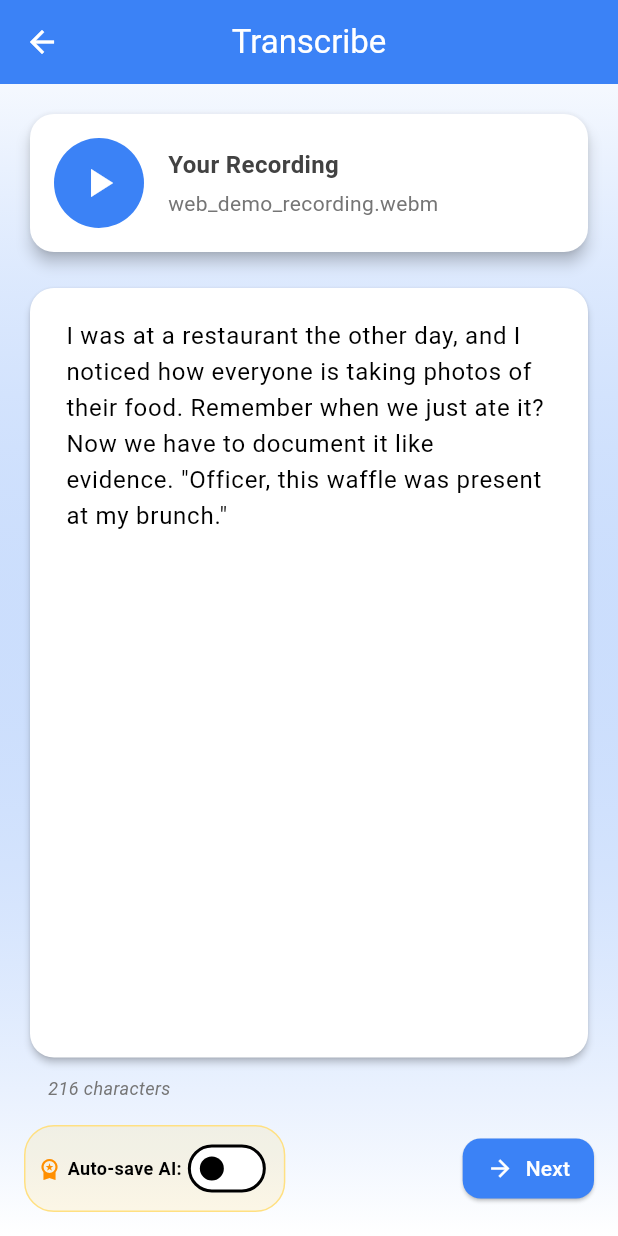
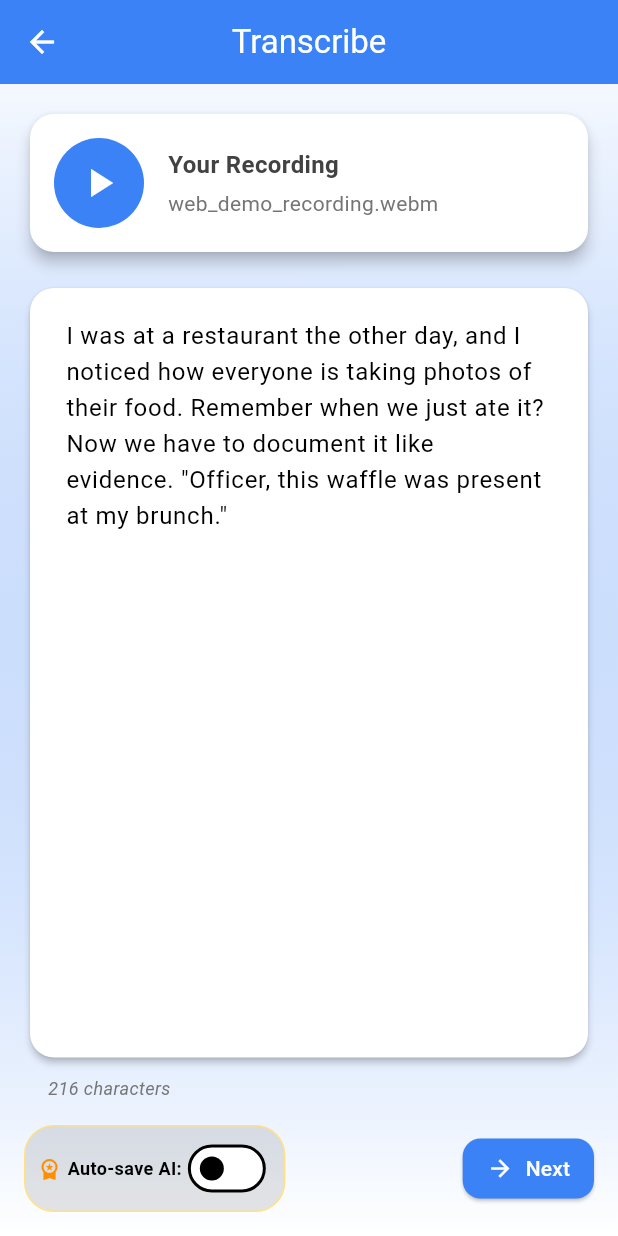
Before and after one commit to VyasSathya/ComedyAssistant, a Flutter app: the TranscribePage screen opened directly, on a phone screen of 412 x 824 dp. Run offline on Flutter 3.47's test engine with Material 3 defaults, Android fonts, the phone set to English and light mode, and no system bars; our stand-ins replace just_audio, package_info_plus, shared_preferences; missing offline and left inert: record; accounts and stored records are empty.

Commit message:
emulator working state

```diff
--- a/lib/views/transcribe_page.dart
+++ b/lib/views/transcribe_page.dart
@@ -134,7 +134,10 @@ class _TranscribePageState extends State<TranscribePage> {
           gradient: LinearGradient(
             begin: Alignment.topCenter,
             end: Alignment.bottomCenter,
-            colors: [AppTheme.primaryColor.withOpacity(0.05), Colors.white],
+            colors: [
+              AppTheme.primaryColor.withAlpha(13),  // 0.05 * 255 ≈ 13
+              Colors.white
+            ],
           ),
         ),
         child: isLoading
@@ -262,7 +265,7 @@ class _TranscribePageState extends State<TranscribePage> {
                         // Premium toggle
                         Container(
                           decoration: BoxDecoration(
-                            color: Colors.amber.withOpacity(0.1),
+                            color: Colors.black.withAlpha(26),  // 0.1 * 255 ≈ 26
                             borderRadius: BorderRadius.circular(20),
                             border: Border.all(
                               color: Colors.amber.shade200,
```
Also changed, not shown: lib/views/record_page.dart (+26 -38 lines), pubspec.yaml (+6 -4 lines), pubspec.lock, 4 other files.
